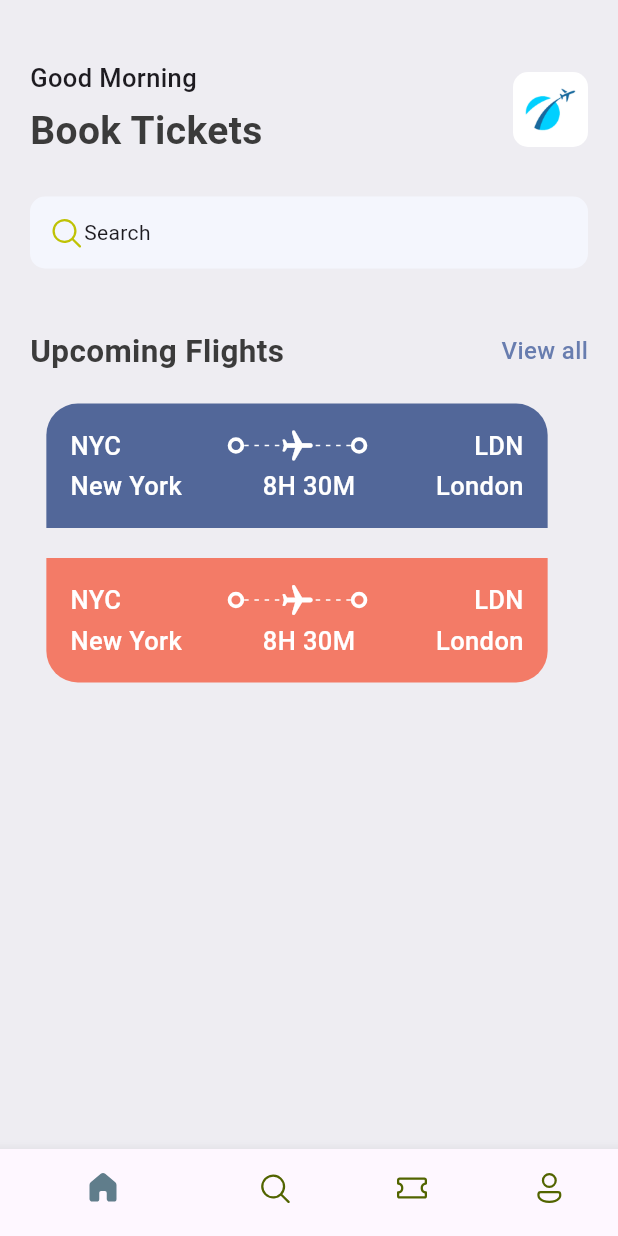
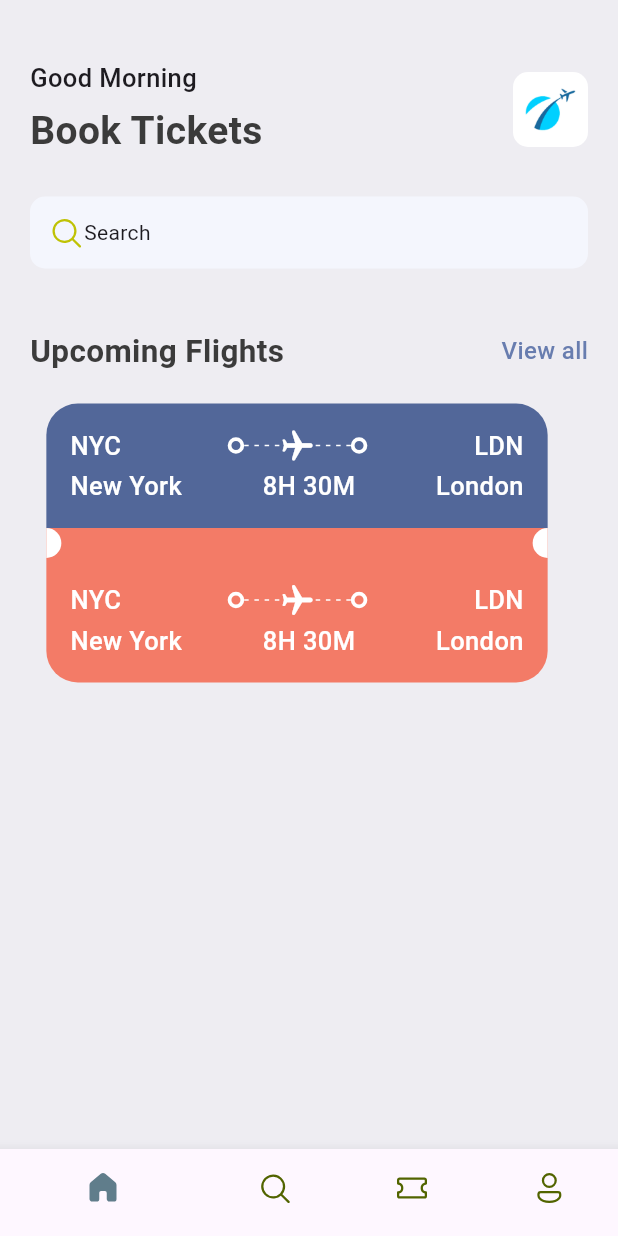
Before and after one commit to MasieJr/ticket_app, a Flutter app: the screen it shows after launch, on a phone screen of 412 x 824 dp. Run offline on Flutter 3.47's test engine with Material 3 defaults, Android fonts, the phone set to English and light mode, and no system bars; our stand-ins replace fluentui_icons.

Commit message:
More Styling(ticket)

```diff
--- /dev/null
+++ b/lib/base/widgets/big_circle_dot.dart
@@ -0,0 +1,28 @@
+import 'package:flutter/material.dart';
+
+class BigCircleDot extends StatelessWidget {
+  final isRight;
+  const BigCircleDot({super.key, required this.isRight});
+
+  @override
+  Widget build(BuildContext context) {
+    return SizedBox(
+      height: 20,
+      width: 10,
+      child: DecoratedBox(
+        decoration: BoxDecoration(
+          color: Colors.white,
+          borderRadius: isRight == true
+              ? const BorderRadius.only(
+                  topLeft: Radius.circular(10),
+                  bottomLeft: Radius.circular(10),
+                )
+              : const BorderRadius.only(
+                  topRight: Radius.circular(10),
+                  bottomRight: Radius.circular(10),
+                ),
+        ),
+      ),
+    );
+  }
+}
--- a/lib/base/widgets/ticket_view.dart
+++ b/lib/base/widgets/ticket_view.dart
@@ -1,6 +1,7 @@
 import 'package:flutter/material.dart';
 import 'package:ticket_app/base/res/styles/app_styles.dart';
 import 'package:ticket_app/base/widgets/app_layout_builder_widget.dart';
+import 'package:ticket_app/base/widgets/big_circle_dot.dart';
 import 'package:ticket_app/base/widgets/big_dot.dart';
 
 class TicketView extends StatelessWidget {
@@ -90,8 +91,18 @@ class TicketView extends StatelessWidget {
                   ],
                 )),
             Container(
-              height: 20,
-            ),
+                color: AppStyles.ticketRed,
+                child: Row(
+                  children: [
+                    const BigCircleDot(
+                      isRight: false,
+                    ),
+                    Expanded(child: Container()),
+                    const BigCircleDot(
+                      isRight: true,
+                    ),
+                  ],
+                )),
             Container(
                 padding: const EdgeInsets.all(16),
                 decoration: BoxDecoration(
```
